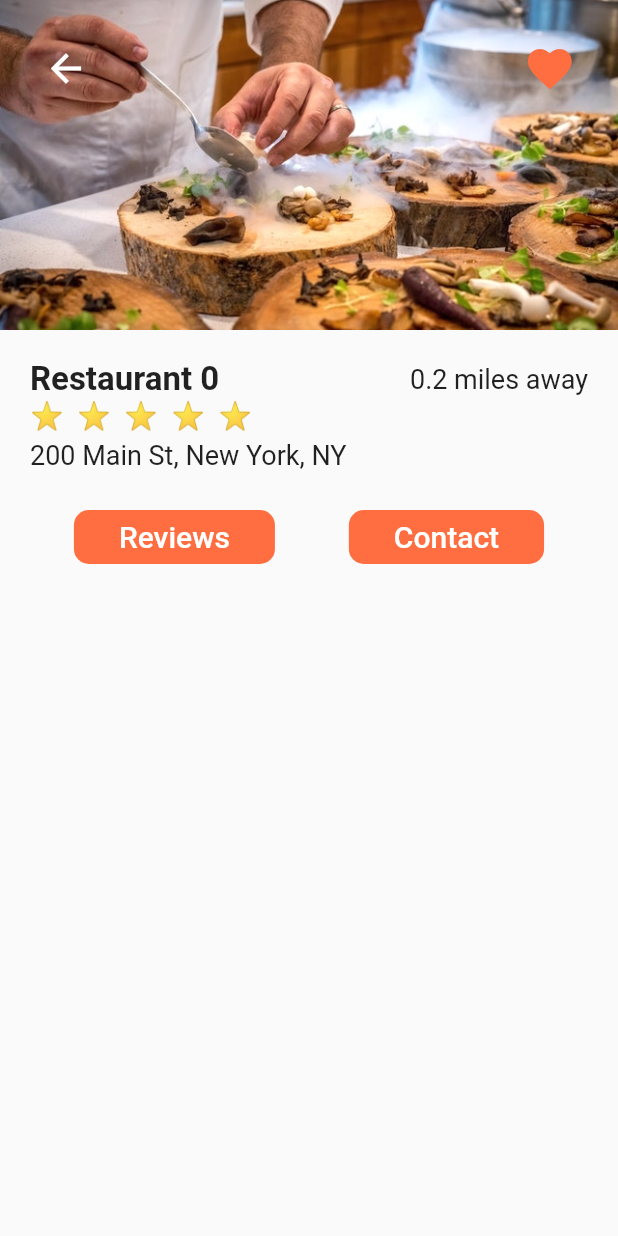
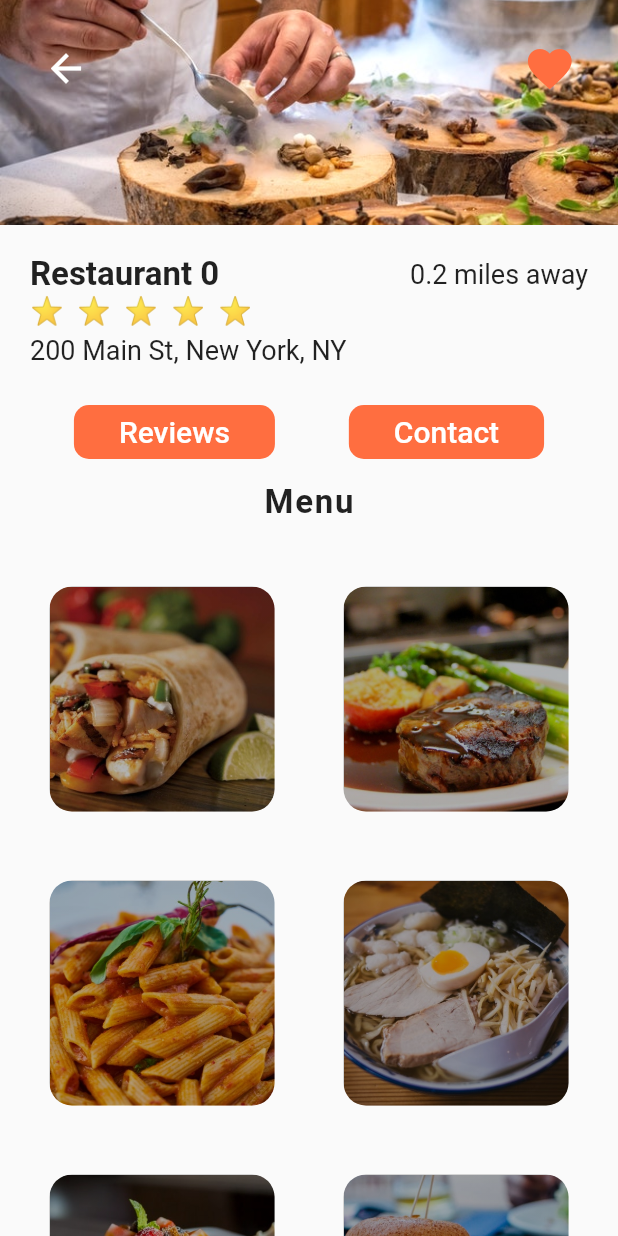
Before and after one commit to fedi-dayeg/food_delivery, a Flutter app: the screen it shows after launch, after a tap on "Restaurant 0", on a phone screen of 412 x 824 dp. Run offline on Flutter 3.47's test engine with Material 2 defaults, Android fonts, the phone set to English and light mode, and no system bars.

Commit message:
Add the Menu with image TODO fix the ListView in the next update

```diff
--- a/lib/screen/restaurant_screen.dart
+++ b/lib/screen/restaurant_screen.dart
@@ -1,4 +1,6 @@
+import 'package:flutter/cupertino.dart';
 import 'package:flutter/material.dart';
+import 'package:food_delivery/models/food.dart';
 import 'package:food_delivery/models/restaurant.dart';
 import 'package:food_delivery/widgets/rating_stars.dart';
 
@@ -12,6 +14,43 @@ class RestaurantScreen extends StatefulWidget {
 }
 
 class _RestaurantScreenState extends State<RestaurantScreen> {
+  _buildMenuItem(Food menuItem) {
+    return Center(
+        child: Stack(
+      children: [
+        Container(
+          height: 150.0,
+          width: 150.0,
+          decoration: BoxDecoration(
+            image: DecorationImage(
+              image: AssetImage(menuItem.imageUrl),
+              fit: BoxFit.cover,
+            ),
+            borderRadius: BorderRadius.circular(15.0),
+          ),
+        ),
+        Container(
+          height: 150.0,
+          width: 150.0,
+          decoration: BoxDecoration(
+            borderRadius: BorderRadius.circular(15.0),
+            gradient: LinearGradient(colors: [
+              Colors.black.withOpacity(0.3),
+              Colors.black87.withOpacity(0.3),
+              Colors.black54.withOpacity(0.3),
+              Colors.black38.withOpacity(0.3),
+            ], stops: [
+              0.1,
+              0.4,
+              0.6,
+              0.9,
+            ], begin: Alignment.topRight, end: Alignment.bottomLeft),
+          ),
+        ),
+      ],
+    ));
+  }
+
   @override
   Widget build(BuildContext context) {
     return Scaffold(
@@ -22,7 +61,7 @@ class _RestaurantScreenState extends State<RestaurantScreen> {
               Hero(
                 tag: widget.restaurant.imageUrl,
                 child: Image(
-                  height: 220.0,
+                  height: 150.0,
                   width: MediaQuery.of(context).size.width,
                   fit: BoxFit.cover,
                   image: AssetImage(widget.restaurant.imageUrl),
@@ -111,6 +150,34 @@ class _RestaurantScreenState extends State<RestaurantScreen> {
                 padding: EdgeInsets.symmetric(horizontal: 30.0),
               ),
             ],
+          ),
+          SizedBox(
+            height: 10.0,
+          ),
+          Center(
+            child: Text(
+              'Menu',
+              style: TextStyle(
+                  fontSize: 22.0,
+                  fontWeight: FontWeight.w600,
+                  letterSpacing: 1.2),
+            ),
+          ),
+          SizedBox(
+            height: 10.0,
+          ),
+          Expanded(
+            child: GridView.count(
+              padding: EdgeInsets.all(10.0),
+              crossAxisCount: 2,
+              children: List.generate(
+                widget.restaurant.menu.length,
+                (index) {
+                  Food food = widget.restaurant.menu[index];
+                  return _buildMenuItem(food);
+                },
+              ),
+            ),
           )
         ],
       ),
```
